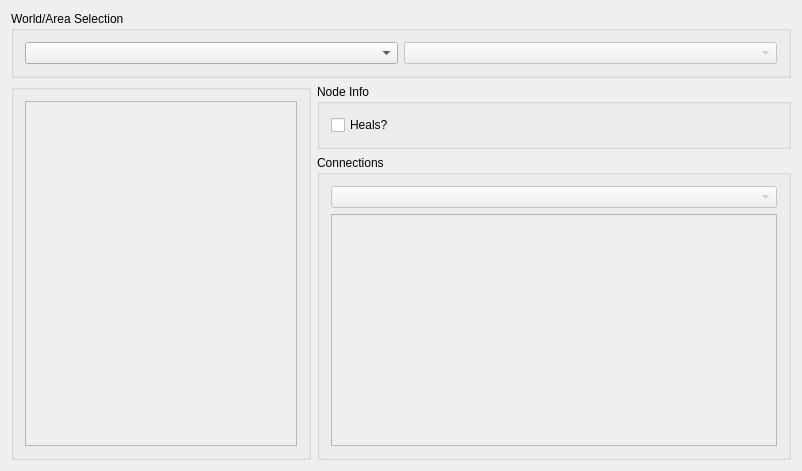
Before: the Qt Designer form randovania/gui/data_editor.ui in randovania/randovania, drawn with Qt 5.
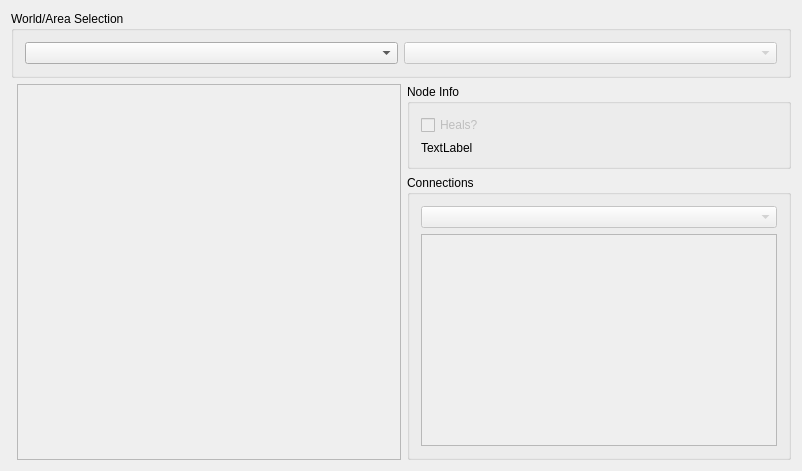
After: the same form once the commit is applied.

The edit to the form file:
```diff
--- a/randovania/gui/data_editor.ui
+++ b/randovania/gui/data_editor.ui
@@ -21,88 +21,8 @@
     </size>
    </property>
    <layout class="QGridLayout" name="gridLayout_2">
-    <item row="0" column="0" colspan="2">
-     <widget class="QGroupBox" name="groupBox">
-      <property name="title">
-       <string>World/Area Selection</string>
-      </property>
-      <layout class="QHBoxLayout" name="horizontalLayout">
-       <item>
-        <widget class="QComboBox" name="worldSelectorBox"/>
-       </item>
-       <item>
-        <widget class="QComboBox" name="areaSelectorBox">
-         <property name="enabled">
-          <bool>false</bool>
-         </property>
-        </widget>
-       </item>
-      </layout>
-     </widget>
-    </item>
-    <item row="1" column="0" rowspan="2">
-     <widget class="QGroupBox" name="pointOfInterestBox">
-      <property name="maximumSize">
-       <size>
-        <width>300</width>
-        <height>16777215</height>
-       </size>
-      </property>
-      <property name="title">
-       <string/>
-      </property>
-      <layout class="QGridLayout" name="gridLayout">
-       <item row="0" column="0">
-        <widget class="QScrollArea" name="pointOfInterestScrollArea">
-         <property name="widgetResizable">
-          <bool>true</bool>
-         </property>
-         <widget class="QWidget" name="scrollAreaWidgetContents">
-          <property name="geometry">
-           <rect>
-            <x>0</x>
-            <y>0</y>
-            <width>274</width>
-            <height>320</height>
-           </rect>
-          </property>
-          <layout class="QVBoxLayout" name="verticalLayout"/>
-         </widget>
-        </widget>
-       </item>
-      </layout>
-     </widget>
-    </item>
-    <item row="1" column="1">
-     <widget class="QGroupBox" name="nodeInfoBox">
-      <property name="title">
-       <string>Node Info</string>
-      </property>
-      <layout class="QHBoxLayout" name="horizontalLayout_2">
-       <item>
-        <widget class="QCheckBox" name="nodeHealsBox">
-         <property name="text">
-          <string>Heals?</string>
-         </property>
-        </widget>
-       </item>
-      </layout>
-     </widget>
-    </item>
-    <item row="2" column="1">
-     <widget class="QGroupBox" name="connectionsBox">
-      <property name="sizePolicy">
-       <sizepolicy hsizetype="Preferred" vsizetype="Expanding">
-        <horstretch>0</horstretch>
-        <verstretch>0</verstretch>
-       </sizepolicy>
-      </property>
-      <property name="minimumSize">
-       <size>
-        <width>0</width>
-        <height>0</height>
-       </size>
-      </property>
+    <item row="2" column="2">
+     <widget class="QGroupBox" name="connections_group">
       <property name="title">
        <string>Connections</string>
       </property>
@@ -130,8 +50,8 @@
            <rect>
             <x>0</x>
             <y>0</y>
-            <width>452</width>
-            <height>225</height>
+            <width>364</width>
+            <height>237</height>
            </rect>
           </property>
           <layout class="QGridLayout" name="gridLayout_3"/>
@@ -141,6 +61,69 @@
       </layout>
      </widget>
     </item>
+    <item row="0" column="0" colspan="3">
+     <widget class="QGroupBox" name="world_selection_group">
+      <property name="title">
+       <string>World/Area Selection</string>
+      </property>
+      <layout class="QHBoxLayout" name="horizontalLayout">
+       <item>
+        <widget class="QComboBox" name="world_selector_box"/>
+       </item>
+       <item>
+        <widget class="QComboBox" name="area_selector_box">
+         <property name="enabled">
+          <bool>false</bool>
+         </property>
+        </widget>
+       </item>
+      </layout>
+     </widget>
+    </item>
+    <item row="1" column="1" rowspan="2">
+     <widget class="QScrollArea" name="point_of_interest_scroll_area">
+      <property name="widgetResizable">
+       <bool>true</bool>
+      </property>
+      <widget class="QWidget" name="scroll_area_widget_contents">
+       <property name="geometry">
+        <rect>
+         <x>0</x>
+         <y>0</y>
+         <width>384</width>
+         <height>371</height>
+        </rect>
+       </property>
+       <layout class="QVBoxLayout" name="verticalLayout"/>
+      </widget>
+     </widget>
+    </item>
+    <item row="1" column="2">
+     <widget class="QGroupBox" name="node_info_group">
+      <property name="title">
+       <string>Node Info</string>
+      </property>
+      <layout class="QVBoxLayout" name="verticalLayout_3">
+       <item>
+        <widget class="QCheckBox" name="node_heals_check">
+         <property name="enabled">
+          <bool>false</bool>
+         </property>
+         <property name="text">
+          <string>Heals?</string>
+         </property>
+        </widget>
+       </item>
+       <item>
+        <widget class="QLabel" name="node_details_label">
+         <property name="text">
+          <string>TextLabel</string>
+         </property>
+        </widget>
+       </item>
+      </layout>
+     </widget>
+    </item>
    </layout>
   </widget>
   <widget class="QMenuBar" name="menuBar">
```
Left out of the diff: 2 changed lines with no effect on the pictures.
